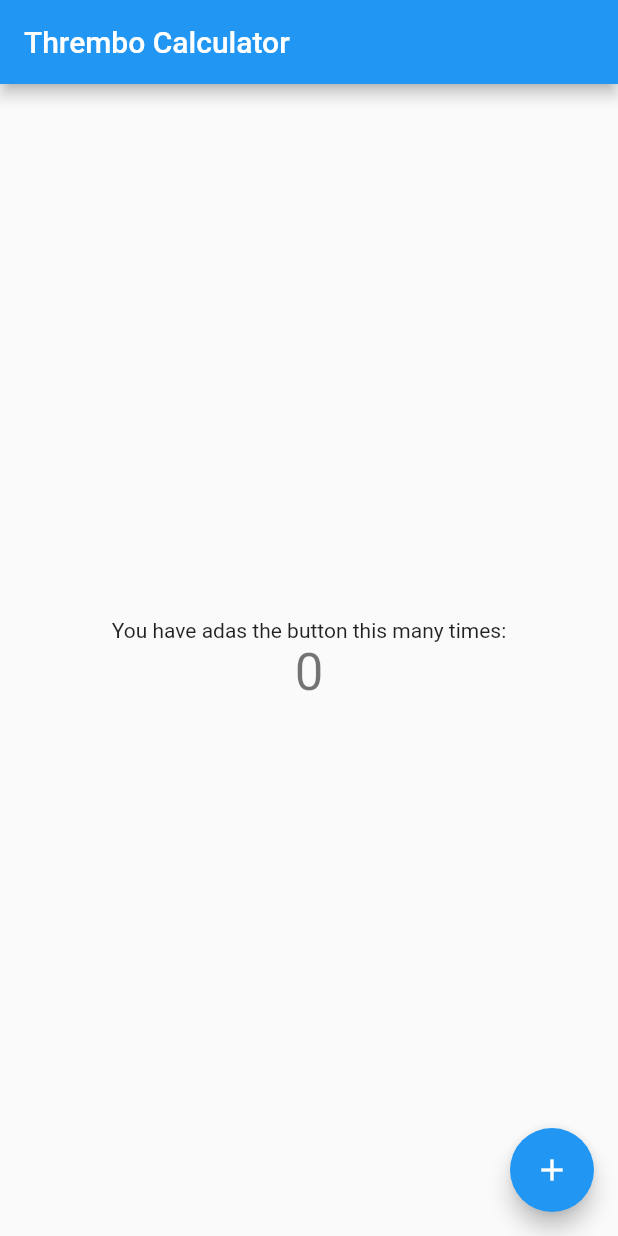
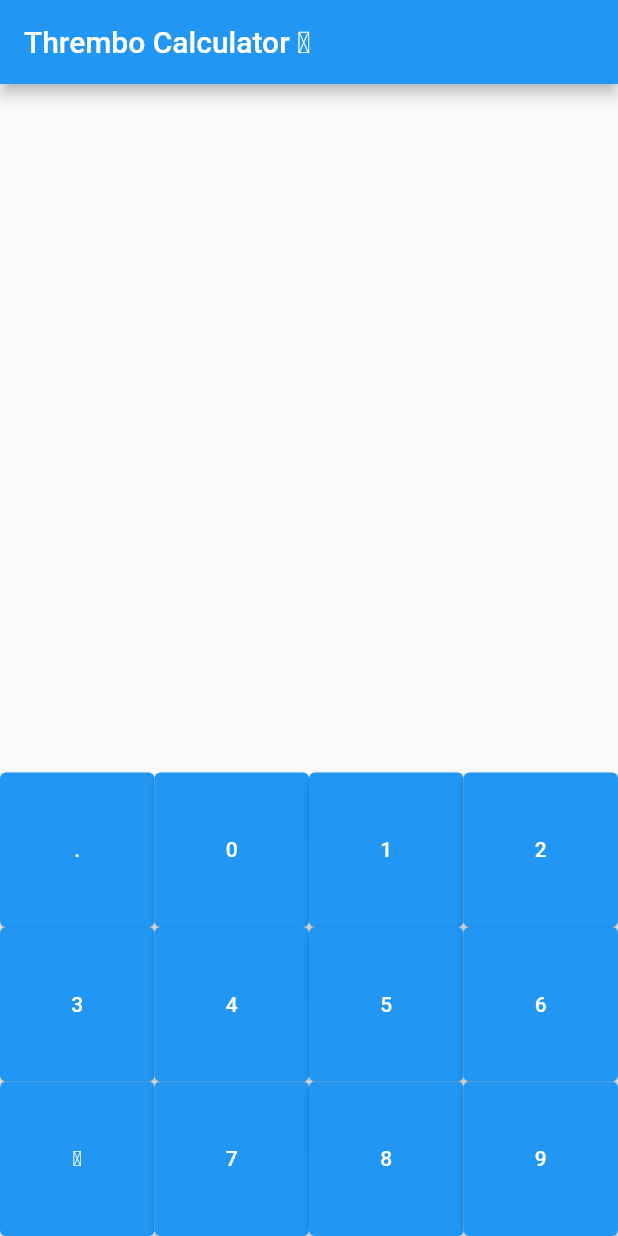
Before and after one commit to kowasaur/thrembo_calculator, a Flutter app: the screen it shows after launch, on a phone screen of 412 x 824 dp. Run offline on Flutter 3.47's test engine with Material 2 defaults, Android fonts, the phone set to English and light mode, and no system bars.

Commit message:
basic number input

```diff
--- a/lib/main.dart
+++ b/lib/main.dart
@@ -1,8 +1,6 @@
 import 'package:flutter/material.dart';
 
-void main() {
-  runApp(const MyApp());
-}
+void main() => runApp(const MyApp());
 
 class MyApp extends StatelessWidget {
   const MyApp({Key? key}) : super(key: key);
@@ -12,7 +10,7 @@ class MyApp extends StatelessWidget {
     return MaterialApp(
       title: 'Thrembo Calculator',
       theme: ThemeData(primarySwatch: Colors.blue),
-      home: const MyHomePage(title: 'Thrembo Calculator'),
+      home: const MyHomePage(title: 'Thrembo Calculator Ϫ'),
     );
   }
 }
@@ -27,30 +25,40 @@ class MyHomePage extends StatefulWidget {
 }
 
 class _MyHomePageState extends State<MyHomePage> {
-  int _counter = 0;
+  static const _buttonLabels = [
+    '.',
+    '0',
+    '1',
+    '2',
+    '3',
+    '4',
+    '5',
+    '6',
+    'Ϫ',
+    '7',
+    '8',
+    '9'
+  ];
 
-  void _incrementCounter() => setState(() => _counter++);
+  String _thremboText = "";
+
+  void _inputChar(String char) => setState(() => _thremboText += char);
 
   @override
   Widget build(BuildContext context) {
+    var buttons = GridView.count(
+        crossAxisCount: 4,
+        shrinkWrap: true,
+        children: _buttonLabels
+            .map((c) =>
+                ElevatedButton(onPressed: () => _inputChar(c), child: Text(c)))
+            .toList());
+
     return Scaffold(
       appBar: AppBar(title: Text(widget.title)),
-      body: Center(
-        child: Column(
-          mainAxisAlignment: MainAxisAlignment.center,
-          children: <Widget>[
-            const Text('You have adas the button this many times:'),
-            Text(
-              '$_counter',
-              style: Theme.of(context).textTheme.headline4,
-            ),
-          ],
-        ),
-      ),
-      floatingActionButton: FloatingActionButton(
-        onPressed: _incrementCounter,
-        tooltip: 'Increment',
-        child: const Icon(Icons.add),
+      body: Column(
+        mainAxisAlignment: MainAxisAlignment.spaceBetween,
+        children: [Text(_thremboText), buttons],
       ),
     );
   }
```
